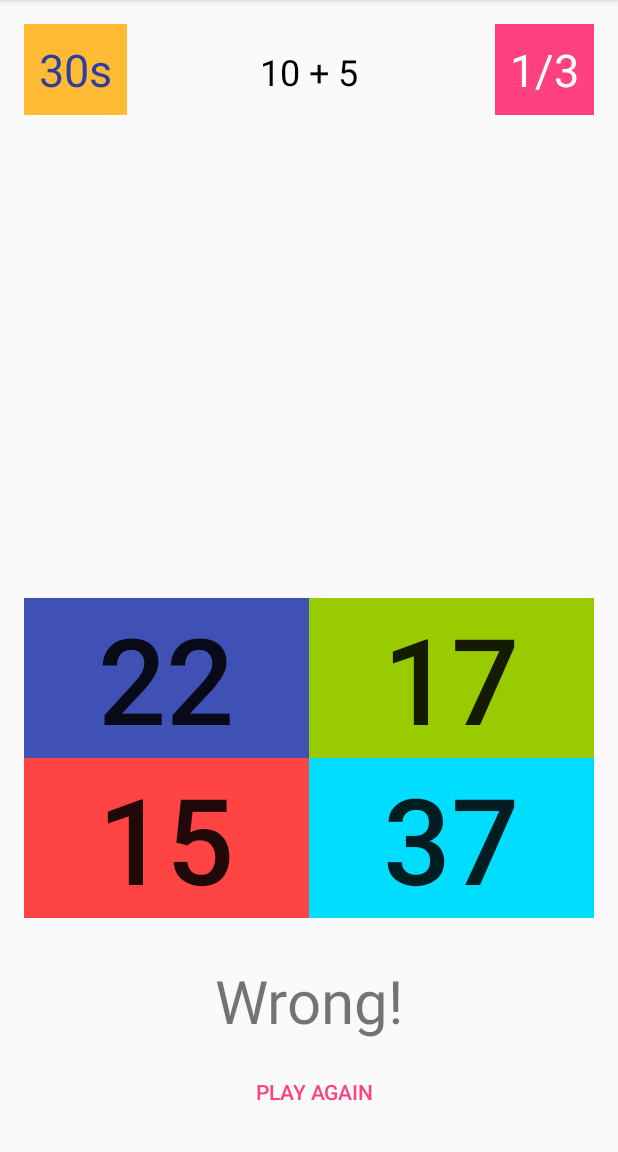
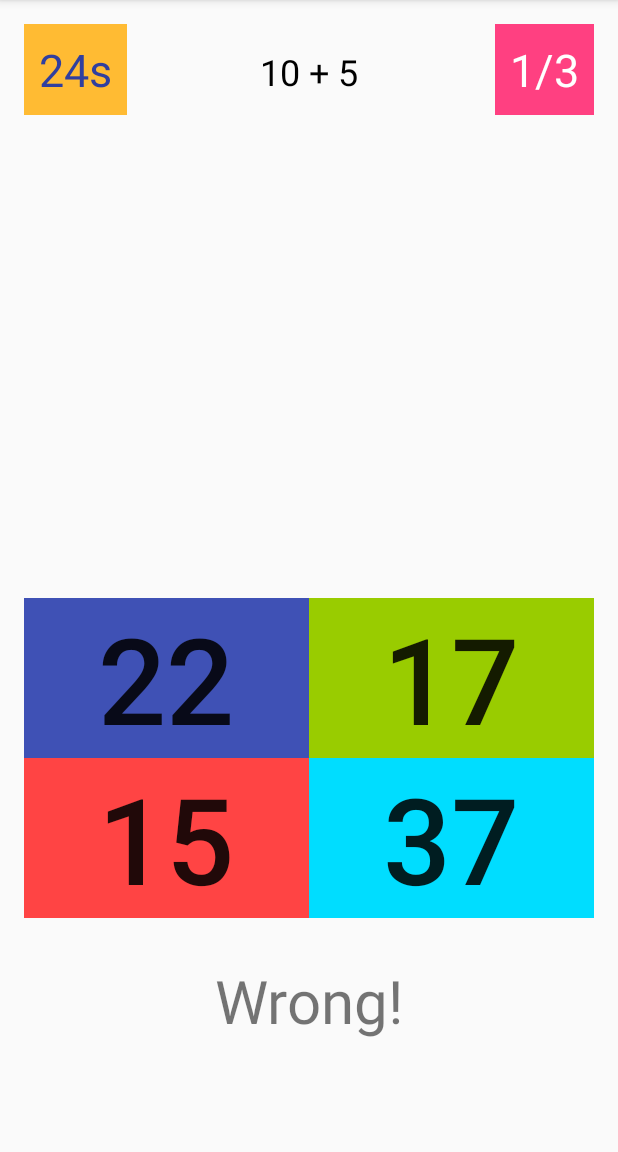
Before and after one commit to rudiss/BrainTrainer-AndroidApp, an Android app: the screen it shows after launch (MainActivity), after a tap on an icon or button, on a phone screen of 412 x 824 dp, the part 84-1236 px from its top. Run offline under Robolectric (Android 15) with nearby library versions, the phone set to English and light mode, and no system bars; 3 other taps on this screen came first.

Commit message:
version 1.0

```diff
--- a/app/src/main/java/com/rudisdev/braintrainerapp/MainActivity.java
+++ b/app/src/main/java/com/rudisdev/braintrainerapp/MainActivity.java
@@ -6,6 +6,7 @@ import android.os.Bundle;
 import android.util.Log;
 import android.view.View;
 import android.widget.Button;
+import android.widget.RelativeLayout;
 import android.widget.TextView;
 
 import java.util.ArrayList;
@@ -18,13 +19,16 @@ public class MainActivity extends AppCompatActivity {
     Button button3;
     Button button4;
     Button startButton;
+    Button playAgainButton;
 
+
+    TextView sumTextView;
     TextView resultTextView;
     TextView pointsTextView;
     TextView timerTextView;
 
+    RelativeLayout gameRelativeLayout;
 
-    TextView sumTextView;
     ArrayList<Integer> answers = new ArrayList<Integer>();
 
     int score = 0;
@@ -38,8 +42,11 @@ public class MainActivity extends AppCompatActivity {
         timerTextView.setText("30s");
         pointsTextView.setText("0/0");
         resultTextView.setText("");
+        playAgainButton.setVisibility(View.INVISIBLE);
 
-        new CountDownTimer(3100, 1000) {
+        generateQuestion();
+
+        new CountDownTimer(30100, 1000) {
 
             @Override
             public void onTick(long l) {
@@ -50,6 +57,8 @@ public class MainActivity extends AppCompatActivity {
 
             @Override
             public void onFinish() {
+
+                playAgainButton.setVisibility(View.VISIBLE);
                 timerTextView.setText("0s");
                 resultTextView.setText("Your Score: " + Integer.toString(score) + "/" + Integer.toString(numberOfQuestions));
             }
@@ -123,7 +132,8 @@ public class MainActivity extends AppCompatActivity {
     public void start(View view) {
 
         startButton.setVisibility(View.INVISIBLE);
-
+        gameRelativeLayout.setVisibility(RelativeLayout.VISIBLE);
+        playAgain(findViewById(R.id.playAgainButton));
 
     }
 
@@ -143,10 +153,9 @@ public class MainActivity extends AppCompatActivity {
         resultTextView = (TextView) findViewById(R.id.textView5);
         pointsTextView = (TextView) findViewById(R.id.pointsTextView);
         timerTextView = (TextView) findViewById(R.id.timerTextView);
+        playAgainButton = (Button) findViewById(R.id.playAgainButton);
+        gameRelativeLayout = (RelativeLayout) findViewById(R.id.gameRelativeLayout);
 
-        generateQuestion();
-
-       playAgain();
 
     }
 }
--- a/app/src/main/res/layout/activity_main.xml
+++ b/app/src/main/res/layout/activity_main.xml
@@ -10,21 +10,11 @@
     android:paddingTop="@dimen/activity_vertical_margin"
     tools:context="com.rudisdev.braintrainerapp.MainActivity">
 
-    <Button
-        android:text="@string/start"
-        android:layout_width="wrap_content"
-        android:layout_height="wrap_content"
-        android:id="@+id/startButton"
-        style="@style/Widget.AppCompat.Button.Colored"
-        android:textSize="30sp"
-        android:textAlignment="center"
-        android:padding="40dp"
-        android:layout_centerVertical="true"
-        android:layout_centerHorizontal="true"
-        android:backgroundTint="@android:color/holo_red_light"
-        android:onClick="start"
-        tools:ignore="UnusedAttribute"
-        android:visibility="invisible" />
+    <RelativeLayout
+        android:layout_width="match_parent"
+        android:layout_height="match_parent"
+        android:visibility="invisible"
+        android:id="@+id/gameRelativeLayout">
 
         <TextView
             android:text="30s"
@@ -155,6 +145,24 @@
             android:layout_alignStart="@+id/sumTextView"
             android:id="@+id/playAgainButton"
             style="@style/Widget.AppCompat.Button.Borderless.Colored"
-        android:onClick="playAgain" />
+            android:onClick="playAgain"
+            android:visibility="invisible" />
+    </RelativeLayout>
+
+    <Button
+        android:text="@string/start"
+        android:layout_width="wrap_content"
+        android:layout_height="wrap_content"
+        android:id="@+id/startButton"
+        style="@style/Widget.AppCompat.Button.Colored"
+        android:textSize="30sp"
+        android:textAlignment="center"
+        android:padding="40dp"
+        android:layout_centerVertical="true"
+        android:layout_centerHorizontal="true"
+        android:backgroundTint="@android:color/holo_red_light"
+        android:onClick="start"
+        tools:ignore="UnusedAttribute"
+        android:visibility="visible" />
 
 </RelativeLayout>
```
Lines whose indentation alone changed are shown as unchanged.
